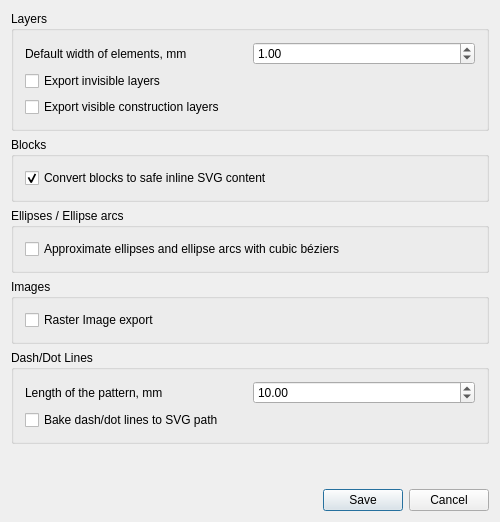
First picture: the form in librecad/src/ui/forms/qg_dlgoptionsmakercam.ui, repository LibreCAD/LibreCAD, before the edit.
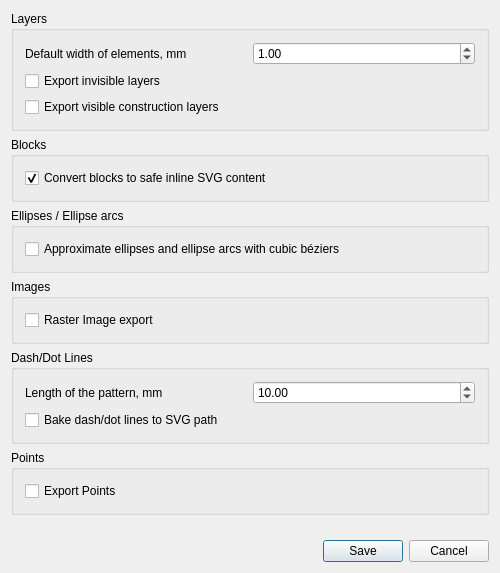
Second picture: the form after the edit.

Commit message: SVG: makercam: make exporting points optional

```diff
--- a/librecad/src/ui/forms/qg_dlgoptionsmakercam.ui
+++ b/librecad/src/ui/forms/qg_dlgoptionsmakercam.ui
@@ -7,7 +7,7 @@
     <x>0</x>
     <y>0</y>
     <width>500</width>
-    <height>522</height>
+    <height>573</height>
    </rect>
   </property>
   <property name="minimumSize">
@@ -193,6 +193,26 @@
      </layout>
     </widget>
    </item>
+   <item>
+    <widget class="QGroupBox" name="gbPoint">
+     <property name="title">
+      <string>Points</string>
+     </property>
+     <layout class="QHBoxLayout" name="_2">
+      <item>
+       <layout class="QVBoxLayout" name="_3">
+        <item>
+         <widget class="QCheckBox" name="checkPoint">
+          <property name="text">
+           <string>Export Points</string>
+          </property>
+         </widget>
+        </item>
+       </layout>
+      </item>
+     </layout>
+    </widget>
+   </item>
    <item>
     <spacer>
      <property name="orientation">
```
Left out of the diff: 3 changed lines with no effect on the pictures. The commit also changes 5 other files.
